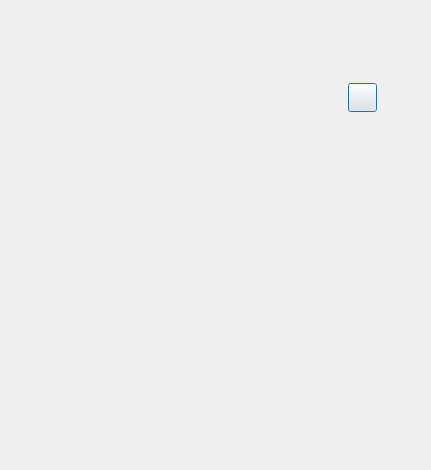
Old version of the form miniwindow.ui in the repository Freddyh11/ElectroStar.
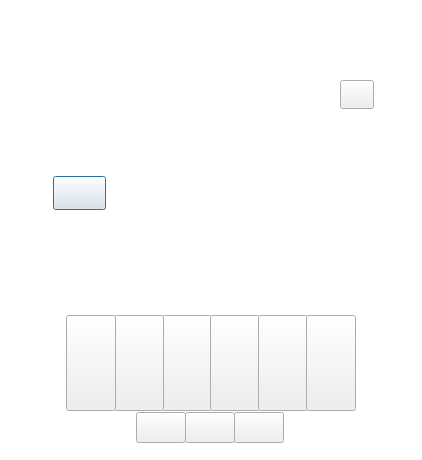
New version of the form. Icons and pictures are not drawn.

Commit message: James: Ported new Miniplayer UI, made some buttons work

The edit to the form file:
```diff
--- a/miniwindow.ui
+++ b/miniwindow.ui
@@ -6,41 +6,376 @@
    <rect>
     <x>0</x>
     <y>0</y>
-    <width>431</width>
-    <height>470</height>
+    <width>422</width>
+    <height>460</height>
    </rect>
   </property>
   <property name="windowTitle">
    <string>Dialog</string>
   </property>
-  <widget class="QPushButton" name="actionMainwindow">
+  <widget class="QGraphicsView" name="P_C_Tape">
+   <property name="enabled">
+    <bool>true</bool>
+   </property>
    <property name="geometry">
     <rect>
-     <x>348</x>
-     <y>83</y>
-     <width>29</width>
+     <x>-5</x>
+     <y>-4</y>
+     <width>432</width>
+     <height>470</height>
+    </rect>
+   </property>
+   <property name="styleSheet">
+    <string notr="true">border-image: url(:/images/Cassette Tape.png);</string>
+   </property>
+  </widget>
+  <widget class="QGraphicsView" name="Player">
+   <property name="geometry">
+    <rect>
+     <x>-5</x>
+     <y>-4</y>
+     <width>432</width>
+     <height>470</height>
+    </rect>
+   </property>
+   <property name="sizeIncrement">
+    <size>
+     <width>0</width>
+     <height>0</height>
+    </size>
+   </property>
+   <property name="baseSize">
+    <size>
+     <width>0</width>
+     <height>0</height>
+    </size>
+   </property>
+   <property name="autoFillBackground">
+    <bool>false</bool>
+   </property>
+   <property name="styleSheet">
+    <string notr="true">border-image: url(:/images/Miniplayer.png);</string>
+   </property>
+  </widget>
+  <widget class="QGraphicsView" name="P_Cassette">
+   <property name="enabled">
+    <bool>true</bool>
+   </property>
+   <property name="geometry">
+    <rect>
+     <x>-5</x>
+     <y>-4</y>
+     <width>432</width>
+     <height>470</height>
+    </rect>
+   </property>
+   <property name="styleSheet">
+    <string notr="true">border-image: url(:/images/Cassette.png);</string>
+   </property>
+  </widget>
+  <widget class="QPushButton" name="P_C_Song">
+   <property name="geometry">
+    <rect>
+     <x>53</x>
+     <y>176</y>
+     <width>53</width>
+     <height>34</height>
+    </rect>
+   </property>
+   <property name="styleSheet">
+    <string notr="true">border-image: url(:/images/Button Song.png);</string>
+   </property>
+   <property name="text">
+    <string/>
+   </property>
+  </widget>
+  <widget class="QGraphicsView" name="P_C_Vibes">
+   <property name="enabled">
+    <bool>true</bool>
+   </property>
+   <property name="geometry">
+    <rect>
+     <x>-5</x>
+     <y>-4</y>
+     <width>432</width>
+     <height>470</height>
+    </rect>
+   </property>
+   <property name="styleSheet">
+    <string notr="true">border-image: url(:/images/Cassette Vibes.png);</string>
+   </property>
+  </widget>
+  <widget class="QPushButton" name="P_Maximize">
+   <property name="geometry">
+    <rect>
+     <x>340</x>
+     <y>80</y>
+     <width>34</width>
      <height>29</height>
     </rect>
    </property>
+   <property name="styleSheet">
+    <string notr="true">border-image: url(:/images/Miniplayer +.png);</string>
+   </property>
    <property name="text">
     <string/>
    </property>
   </widget>
-  <widget class="QLabel" name="MiniScreen_IMG">
+  <widget class="QGraphicsView" name="P_C_Tape_Color">
+   <property name="enabled">
+    <bool>true</bool>
+   </property>
    <property name="geometry">
     <rect>
-     <x>0</x>
-     <y>0</y>
-     <width>431</width>
+     <x>85</x>
+     <y>55</y>
+     <width>256</width>
+     <height>118</height>
+    </rect>
+   </property>
+   <property name="palette">
+    <palette>
+     <active>
+      <colorrole role="Base">
+       <brush brushstyle="SolidPattern">
+        <color alpha="255">
+         <red>170</red>
+         <green>0</green>
+         <blue>0</blue>
+        </color>
+       </brush>
+      </colorrole>
+     </active>
+     <inactive>
+      <colorrole role="Base">
+       <brush brushstyle="SolidPattern">
+        <color alpha="255">
+         <red>170</red>
+         <green>0</green>
+         <blue>0</blue>
+        </color>
+       </brush>
+      </colorrole>
+     </inactive>
+     <disabled/>
+    </palette>
+   </property>
+   <property name="autoFillBackground">
+    <bool>false</bool>
+   </property>
+  </widget>
+  <widget class="QPushButton" name="M_Help">
+   <property name="geometry">
+    <rect>
+     <x>234</x>
+     <y>412</y>
+     <width>50</width>
+     <height>31</height>
+    </rect>
+   </property>
+   <property name="styleSheet">
+    <string notr="true">border-image: url(:/images/Button Help.png);</string>
+   </property>
+   <property name="text">
+    <string/>
+   </property>
+  </widget>
+  <widget class="QPushButton" name="M_Clear">
+   <property name="geometry">
+    <rect>
+     <x>136</x>
+     <y>412</y>
+     <width>50</width>
+     <height>31</height>
+    </rect>
+   </property>
+   <property name="styleSheet">
+    <string notr="true">border-image: url(:/images/Button Clear.png);</string>
+   </property>
+   <property name="text">
+    <string/>
+   </property>
+  </widget>
+  <widget class="QPushButton" name="M_Search">
+   <property name="geometry">
+    <rect>
+     <x>185</x>
+     <y>412</y>
+     <width>50</width>
+     <height>31</height>
+    </rect>
+   </property>
+   <property name="styleSheet">
+    <string notr="true">border-image: url(:/images/Button Search.png);</string>
+   </property>
+   <property name="text">
+    <string/>
+   </property>
+  </widget>
+  <widget class="QGraphicsView" name="Background">
+   <property name="geometry">
+    <rect>
+     <x>-5</x>
+     <y>-5</y>
+     <width>432</width>
      <height>470</height>
     </rect>
    </property>
+   <property name="styleSheet">
+    <string notr="true">border-image: url(:/images/Miniplayer Background.png);</string>
+   </property>
+  </widget>
+  <widget class="QGraphicsView" name="Menu">
+   <property name="geometry">
+    <rect>
+     <x>122</x>
+     <y>395</y>
+     <width>175</width>
+     <height>50</height>
+    </rect>
+   </property>
+   <property name="palette">
+    <palette>
+     <active>
+      <colorrole role="Base">
+       <brush brushstyle="SolidPattern">
+        <color alpha="255">
+         <red>169</red>
+         <green>69</green>
+         <blue>134</blue>
+        </color>
+       </brush>
+      </colorrole>
+     </active>
+     <inactive>
+      <colorrole role="Base">
+       <brush brushstyle="SolidPattern">
+        <color alpha="255">
+         <red>169</red>
+         <green>69</green>
+         <blue>134</blue>
+        </color>
+       </brush>
+      </colorrole>
+     </inactive>
+     <disabled/>
+    </palette>
+   </property>
+  </widget>
+  <widget class="QPushButton" name="B_Play">
+   <property name="geometry">
+    <rect>
+     <x>162</x>
+     <y>315</y>
+     <width>50</width>
+     <height>96</height>
+    </rect>
+   </property>
+   <property name="styleSheet">
+    <string notr="true">border-image: url(:/images/Player Button 3.png);</string>
+   </property>
    <property name="text">
     <string/>
    </property>
   </widget>
-  <zorder>MiniScreen_IMG</zorder>
-  <zorder>actionMainwindow</zorder>
+  <widget class="QPushButton" name="B_Back">
+   <property name="geometry">
+    <rect>
+     <x>114</x>
+     <y>315</y>
+     <width>50</width>
+     <height>96</height>
+    </rect>
+   </property>
+   <property name="styleSheet">
+    <string notr="true">border-image: url(:/images/Player Button 2.png);</string>
+   </property>
+   <property name="text">
+    <string/>
+   </property>
+  </widget>
+  <widget class="QPushButton" name="B_Pause">
+   <property name="geometry">
+    <rect>
+     <x>210</x>
+     <y>315</y>
+     <width>50</width>
+     <height>96</height>
+    </rect>
+   </property>
+   <property name="styleSheet">
+    <string notr="true">border-image: url(:/images/Player Button 4.png);</string>
+   </property>
+   <property name="text">
+    <string/>
+   </property>
+  </widget>
+  <widget class="QPushButton" name="B_Forwaard">
+   <property name="geometry">
+    <rect>
+     <x>258</x>
+     <y>315</y>
+     <width>50</width>
+     <height>96</height>
+    </rect>
+   </property>
+   <property name="styleSheet">
+    <string notr="true">border-image: url(:/images/Player Button 5.png);</string>
+   </property>
+   <property name="text">
+    <string/>
+   </property>
+  </widget>
+  <widget class="QPushButton" name="B_Shuffle">
+   <property name="geometry">
+    <rect>
+     <x>66</x>
+     <y>315</y>
+     <width>50</width>
+     <height>96</height>
+    </rect>
+   </property>
+   <property name="styleSheet">
+    <string notr="true">border-image: url(:/images/Player Button 1.png);</string>
+   </property>
+   <property name="text">
+    <string/>
+   </property>
+  </widget>
+  <widget class="QPushButton" name="B_Restart">
+   <property name="geometry">
+    <rect>
+     <x>306</x>
+     <y>315</y>
+     <width>50</width>
+     <height>96</height>
+    </rect>
+   </property>
+   <property name="styleSheet">
+    <string notr="true">border-image: url(:/images/Player Button 6.png);</string>
+   </property>
+   <property name="text">
+    <string/>
+   </property>
+  </widget>
+  <zorder>Background</zorder>
+  <zorder>Menu</zorder>
+  <zorder>Player</zorder>
+  <zorder>P_C_Tape_Color</zorder>
+  <zorder>P_C_Tape</zorder>
+  <zorder>P_C_Vibes</zorder>
+  <zorder>P_Cassette</zorder>
+  <zorder>P_Maximize</zorder>
+  <zorder>P_C_Song</zorder>
+  <zorder>M_Help</zorder>
+  <zorder>M_Search</zorder>
+  <zorder>M_Clear</zorder>
+  <zorder>B_Play</zorder>
+  <zorder>B_Back</zorder>
+  <zorder>B_Pause</zorder>
+  <zorder>B_Forwaard</zorder>
+  <zorder>B_Shuffle</zorder>
+  <zorder>B_Restart</zorder>
  </widget>
  <resources/>
  <connections/>
```
The commit also changes 3 other files.
